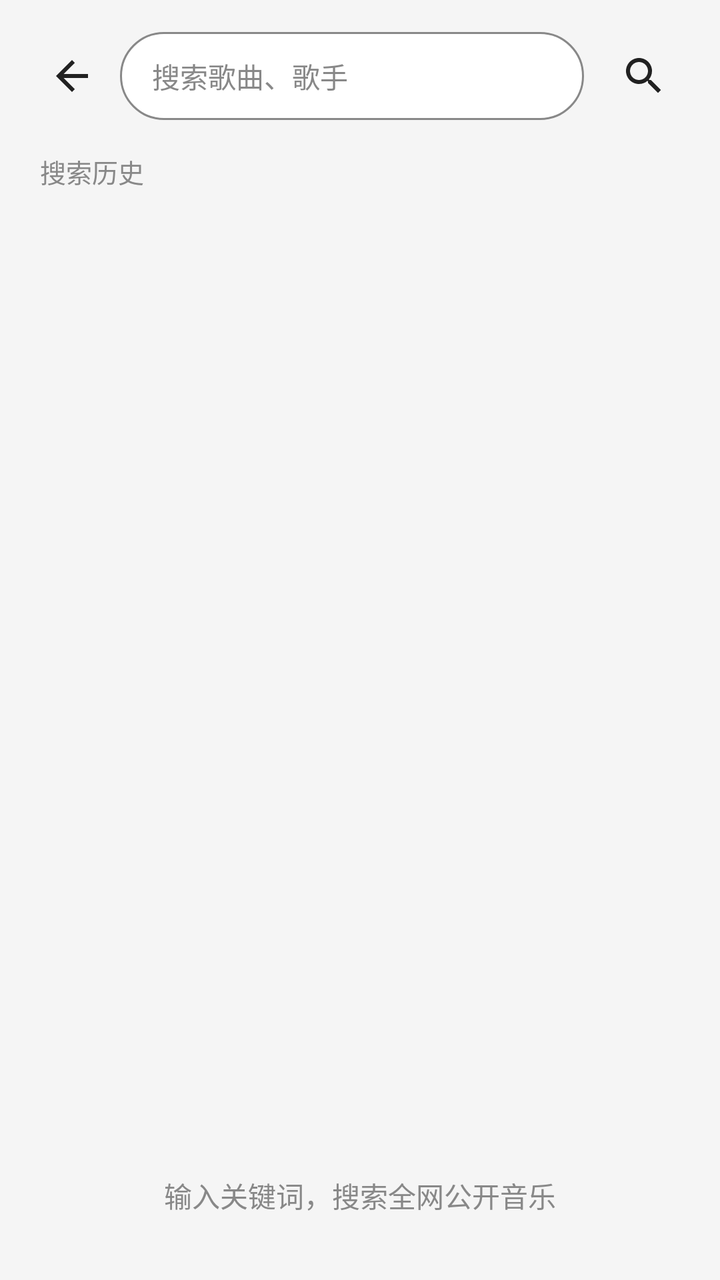
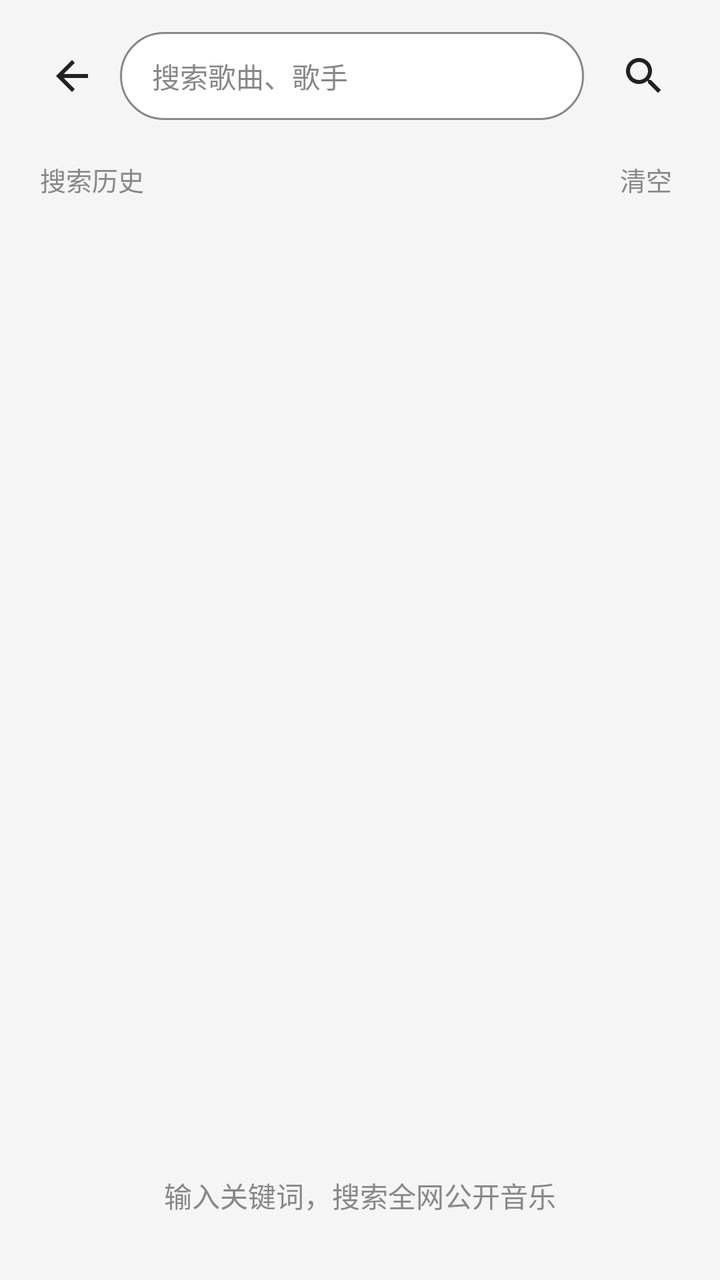

The first picture is an Android layout as it rendered before a commit; the second is the same layout after the commit. The layout source and the unified diff follow.
<!-- AndroidManifest.xml: application theme Theme.RedMusic -->
<!-- res/layout/fragment_search.xml -->
<?xml version="1.0" encoding="utf-8"?>
<LinearLayout xmlns:android="http://schemas.android.com/apk/res/android"
    android:layout_width="match_parent"
    android:layout_height="match_parent"
    android:orientation="vertical">

    <LinearLayout
        android:layout_width="match_parent"
        android:layout_height="wrap_content"
        android:gravity="center_vertical"
        android:orientation="horizontal"
        android:paddingStart="16dp"
        android:paddingTop="16dp"
        android:paddingEnd="16dp">

        <ImageButton
            android:id="@+id/search_back"
            android:layout_width="40dp"
            android:layout_height="40dp"
            android:layout_marginEnd="4dp"
            android:background="@android:color/transparent"
            android:contentDescription="返回"
            android:src="@drawable/ic_arrow_back" />

        <EditText
            android:id="@+id/search_input"
            android:layout_width="0dp"
            android:layout_height="44dp"
            android:layout_weight="1"
            android:background="@drawable/bg_search"
            android:hint="搜索歌曲、歌手"
            android:imeOptions="actionSearch"
            android:inputType="text"
            android:maxLines="1"
            android:paddingStart="16dp"
            android:paddingEnd="16dp"
            android:singleLine="true"
            android:textColor="@color/text_primary"
            android:textColorHint="@color/text_secondary"
            android:textSize="14sp" />

        <ImageButton
            android:id="@+id/search_go"
            android:layout_width="44dp"
            android:layout_height="44dp"
            android:layout_marginStart="8dp"
            android:background="@android:color/transparent"
            android:src="@drawable/ic_search"
            android:contentDescription="搜索" />
    </LinearLayout>

    <androidx.recyclerview.widget.RecyclerView
        android:id="@+id/suggest_list"
        android:layout_width="match_parent"
        android:layout_height="wrap_content"
        android:layout_marginStart="16dp"
        android:layout_marginEnd="16dp"
        android:layout_marginTop="4dp"
        android:background="@color/bg_card"
        android:visibility="gone"
        android:maxHeight="320dp"
        android:clipToPadding="false" />

    <TextView
        android:layout_width="wrap_content"
        android:layout_height="wrap_content"
        android:layout_marginStart="20dp"
        android:layout_marginTop="16dp"
        android:text="搜索历史"
        android:textColor="@color/text_secondary"
        android:textSize="13sp" />

    <LinearLayout
        android:id="@+id/history_wrap"
        android:layout_width="match_parent"
        android:layout_height="wrap_content"
        android:layout_marginStart="16dp"
        android:layout_marginTop="8dp"
        android:orientation="horizontal" />

    <androidx.recyclerview.widget.RecyclerView
        android:id="@+id/search_list"
        android:layout_width="match_parent"
        android:layout_height="0dp"
        android:layout_weight="1"
        android:clipToPadding="false"
        android:paddingTop="4dp"
        android:paddingBottom="8dp" />

    <TextView
        android:id="@+id/search_empty"
        android:layout_width="match_parent"
        android:layout_height="wrap_content"
        android:gravity="center"
        android:padding="32dp"
        android:text="输入关键词，搜索全网公开音乐"
        android:textColor="@color/text_secondary"
        android:textSize="14sp" />

</LinearLayout>
<!-- resources referenced by this layout -->
<resources>
  <color name="bg_card">#FFFFFF</color>
  <color name="text_primary">#212121</color>
  <color name="text_secondary">#888888</color>
  <!-- drawable bg_search (drawable) -->
  <?xml version="1.0" encoding="utf-8"?>
  <shape xmlns:android="http://schemas.android.com/apk/res/android">
      <solid android:color="@color/bg_card" />
      <corners android:radius="22dp" />
      <stroke android:width="1dp" android:color="@color/text_secondary" />
  </shape>
  <!-- drawable ic_arrow_back (drawable) -->
  <?xml version="1.0" encoding="utf-8"?>
  <vector xmlns:android="http://schemas.android.com/apk/res/android"
      android:width="24dp" android:height="24dp"
      android:viewportWidth="24" android:viewportHeight="24">
      <path android:fillColor="@color/text_primary" android:pathData="M20,11H7.83l5.59,-5.59L12,4l-8,8l8,8l1.41,-1.41L7.83,13H20v-2z" />
  </vector>
  <!-- drawable ic_search (drawable) -->
  <?xml version="1.0" encoding="utf-8"?>
  <vector xmlns:android="http://schemas.android.com/apk/res/android"
      android:width="24dp" android:height="24dp"
      android:viewportWidth="24" android:viewportHeight="24">
      <path android:fillColor="@color/text_primary" android:pathData="M15.5,14h-0.79l-0.28,-0.27C15.41,12.59 16,11.11 16,9.5C16,5.91 13.09,3 9.5,3S3,5.91 3,9.5S5.91,16 9.5,16c1.61,0 3.09,-0.59 4.23,-1.57l0.27,0.28v0.79l5,4.99L20.49,19l-4.99,-5zM9.5,14C7.01,14 5,11.99 5,9.5S7.01,5 9.5,5S14,7.01 14,9.5S11.99,14 9.5,14z" />
  </vector>
  <style name="Theme.RedMusic" parent="Theme.AppCompat.DayNight.NoActionBar">
          <item name="colorPrimary">@color/red</item>
          <item name="colorPrimaryDark">#8A0808</item>
          <item name="colorAccent">@color/red_light</item>
          <item name="android:windowBackground">@color/bg</item>
          <item name="android:statusBarColor">@color/bg</item>
          <item name="android:navigationBarColor">@color/bg</item>
          <item name="android:textColorPrimary">@color/text_primary</item>
      </style>
  <color name="red">#C20C0C</color>
  <color name="red_light">#FF6B6B</color>
  <color name="bg">#F5F5F5</color>
</resources>

<!-- the commit's change to res/layout/fragment_search.xml (unified diff, before → after) -->
@@ -61,14 +61,32 @@
         android:maxHeight="320dp"
         android:clipToPadding="false" />
 
-    <TextView
-        android:layout_width="wrap_content"
+    <LinearLayout
+        android:layout_width="match_parent"
         android:layout_height="wrap_content"
         android:layout_marginStart="20dp"
+        android:layout_marginEnd="20dp"
         android:layout_marginTop="16dp"
-        android:text="搜索历史"
-        android:textColor="@color/text_secondary"
-        android:textSize="13sp" />
+        android:gravity="center_vertical"
+        android:orientation="horizontal">
+
+        <TextView
+            android:layout_width="0dp"
+            android:layout_height="wrap_content"
+            android:layout_weight="1"
+            android:text="搜索历史"
+            android:textColor="@color/text_secondary"
+            android:textSize="13sp" />
+
+        <TextView
+            android:id="@+id/history_clear"
+            android:layout_width="wrap_content"
+            android:layout_height="wrap_content"
+            android:padding="4dp"
+            android:text="清空"
+            android:textColor="@color/text_secondary"
+            android:textSize="13sp" />
+    </LinearLayout>
 
     <LinearLayout
         android:id="@+id/history_wrap"
